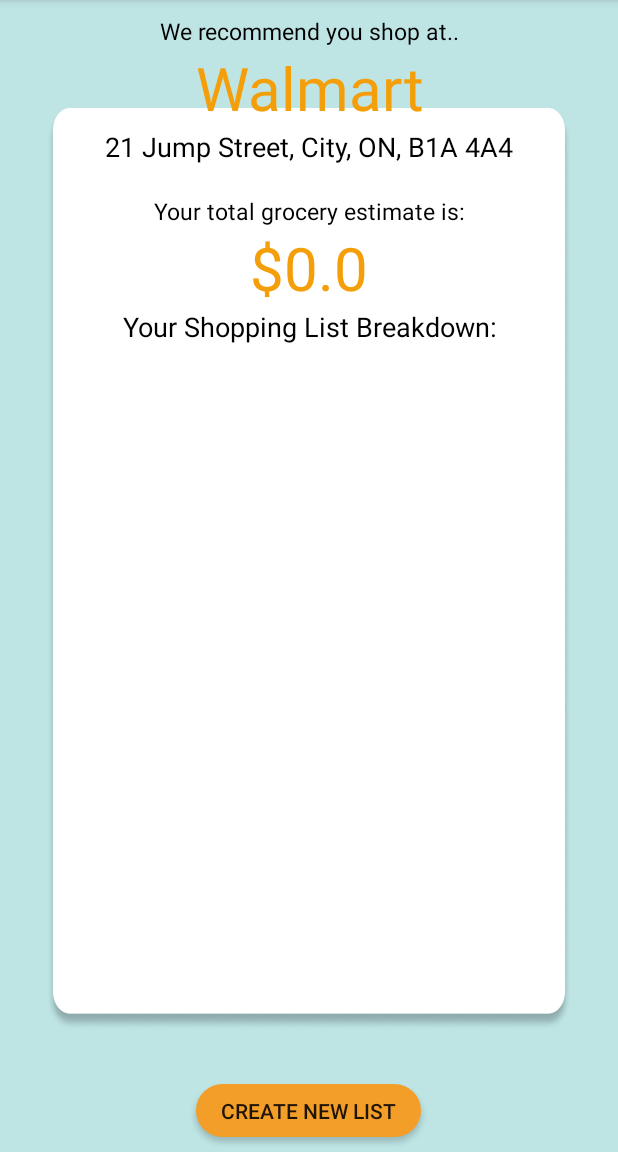
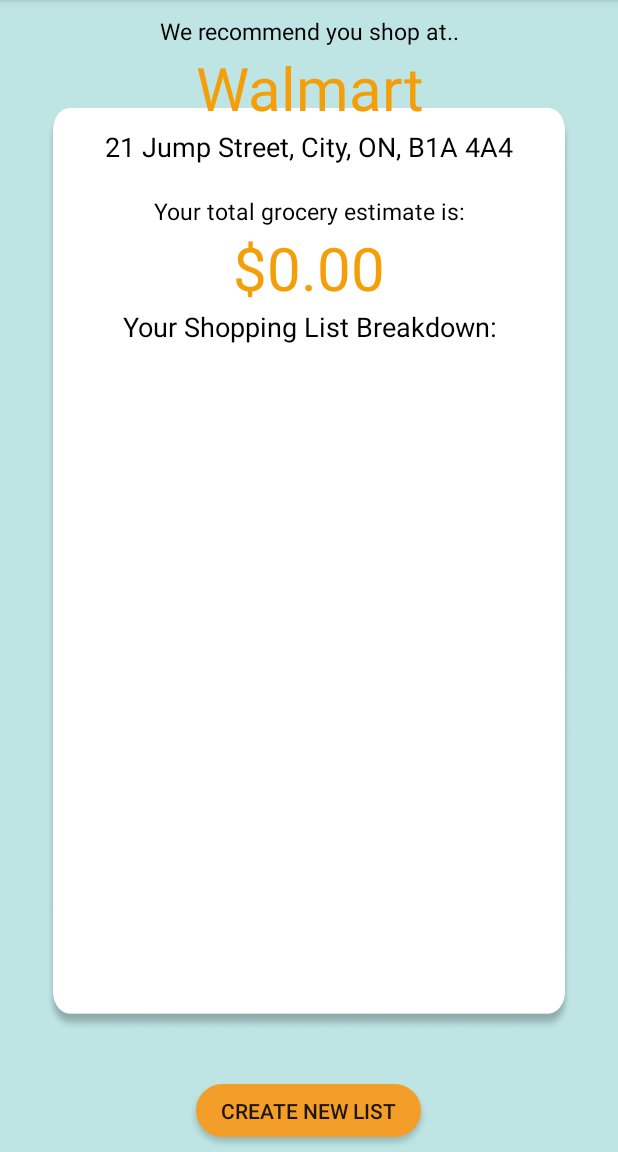
Before and after one commit to TheRealJessicaLi/GroceryGo, an Android app: the SearchResultsFragment screen opened directly, with no data from a screen before it, on a phone screen of 412 x 824 dp, the part 84-1236 px from its top. Run offline under Robolectric (Android 15) with nearby library versions, the phone set to English and light mode, and no system bars; our stand-ins replace Firebase (no records; nobody signed in at launch, a user with empty details on screens opened directly).

```diff
--- a/app/src/main/java/go/grocery/grocerygo/Results/SearchResultsFragment.kt
+++ b/app/src/main/java/go/grocery/grocerygo/Results/SearchResultsFragment.kt
@@ -27,7 +27,7 @@ class SearchResultsFragment : Fragment() {
         val items = arguments!!.getSerializable("grocery_items")
 
         store_name.text = supermarketName
-        total_price.text = getString(R.string.dollar_price, totalPrice.toString())
+        total_price.text = getString(R.string.dollar_price, String.format("%.2f", totalPrice))
         val customAdapter = SummaryListAdapter(this.requireContext(), items as ArrayList<SummaryListItem>)
         grocery_list.adapter = customAdapter
 
```
